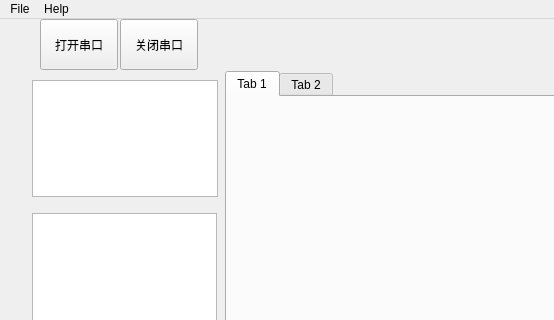
First picture: the form in mainwindow.ui, repository SherlockWu197/hahaha, before the edit; both pictures show x 0 to 554 and y 0 to 320 of the 1022 by 603 pixel window.
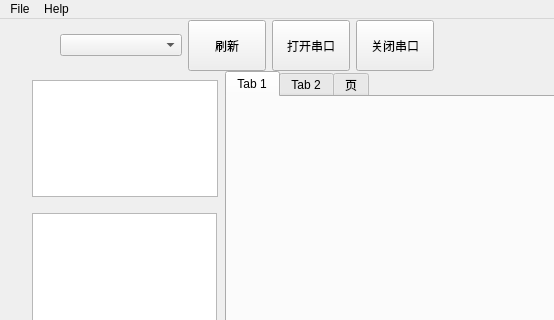
Second picture: the form after the edit. The open tabs and pages were chosen to show the change.

Commit message: 完成串口的连接功能

What changed in the file:
```diff
--- a/mainwindow.ui
+++ b/mainwindow.ui
@@ -14,56 +14,6 @@
    <string>UT343D V1.02</string>
   </property>
   <widget class="QWidget" name="centralwidget">
-   <widget class="QPushButton" name="btn_OpenSerial">
-    <property name="geometry">
-     <rect>
-      <x>40</x>
-      <y>0</y>
-      <width>78</width>
-      <height>51</height>
-     </rect>
-    </property>
-    <property name="minimumSize">
-     <size>
-      <width>78</width>
-      <height>51</height>
-     </size>
-    </property>
-    <property name="maximumSize">
-     <size>
-      <width>78</width>
-      <height>51</height>
-     </size>
-    </property>
-    <property name="text">
-     <string>打开串口</string>
-    </property>
-   </widget>
-   <widget class="QPushButton" name="btn_CloseSerial">
-    <property name="geometry">
-     <rect>
-      <x>120</x>
-      <y>0</y>
-      <width>78</width>
-      <height>51</height>
-     </rect>
-    </property>
-    <property name="minimumSize">
-     <size>
-      <width>78</width>
-      <height>51</height>
-     </size>
-    </property>
-    <property name="maximumSize">
-     <size>
-      <width>78</width>
-      <height>51</height>
-     </size>
-    </property>
-    <property name="text">
-     <string>关闭串口</string>
-    </property>
-   </widget>
    <widget class="QWidget" name="">
     <property name="geometry">
      <rect>
@@ -137,6 +87,90 @@
          <string>Tab 2</string>
         </attribute>
        </widget>
+       <widget class="QWidget" name="tab_Chart">
+        <attribute name="title">
+         <string>页</string>
+        </attribute>
+       </widget>
+      </widget>
+     </item>
+    </layout>
+   </widget>
+   <widget class="QWidget" name="">
+    <property name="geometry">
+     <rect>
+      <x>60</x>
+      <y>0</y>
+      <width>374</width>
+      <height>53</height>
+     </rect>
+    </property>
+    <layout class="QHBoxLayout" name="horizontalLayout_2">
+     <item>
+      <widget class="QComboBox" name="comboBox_Serial">
+       <property name="minimumSize">
+        <size>
+         <width>120</width>
+         <height>0</height>
+        </size>
+       </property>
+      </widget>
+     </item>
+     <item>
+      <widget class="QPushButton" name="btn_refreshSerial">
+       <property name="minimumSize">
+        <size>
+         <width>78</width>
+         <height>51</height>
+        </size>
+       </property>
+       <property name="maximumSize">
+        <size>
+         <width>78</width>
+         <height>51</height>
+        </size>
+       </property>
+       <property name="text">
+        <string>刷新</string>
+       </property>
+      </widget>
+     </item>
+     <item>
+      <widget class="QPushButton" name="btn_OpenSerial">
+       <property name="minimumSize">
+        <size>
+         <width>78</width>
+         <height>51</height>
+        </size>
+       </property>
+       <property name="maximumSize">
+        <size>
+         <width>78</width>
+         <height>51</height>
+        </size>
+       </property>
+       <property name="text">
+        <string>打开串口</string>
+       </property>
+      </widget>
+     </item>
+     <item>
+      <widget class="QPushButton" name="btn_CloseSerial">
+       <property name="minimumSize">
+        <size>
+         <width>78</width>
+         <height>51</height>
+        </size>
+       </property>
+       <property name="maximumSize">
+        <size>
+         <width>78</width>
+         <height>51</height>
+        </size>
+       </property>
+       <property name="text">
+        <string>关闭串口</string>
+       </property>
       </widget>
      </item>
     </layout>
```
Left out of the diff: 6 changed lines with no effect on the pictures. The commit also changes 2 other files.
